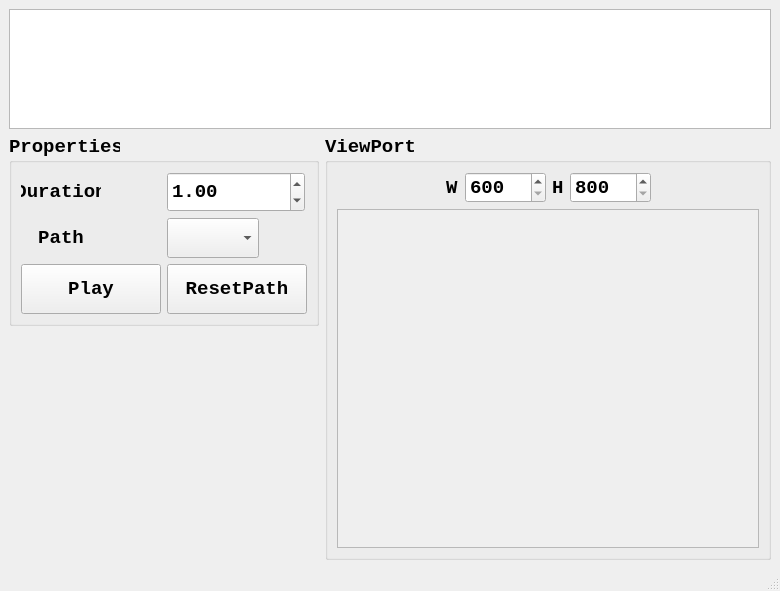
First picture: the form in mainwindow.ui, repository BIGCATDOG/AnimationPreviewer, before the edit.
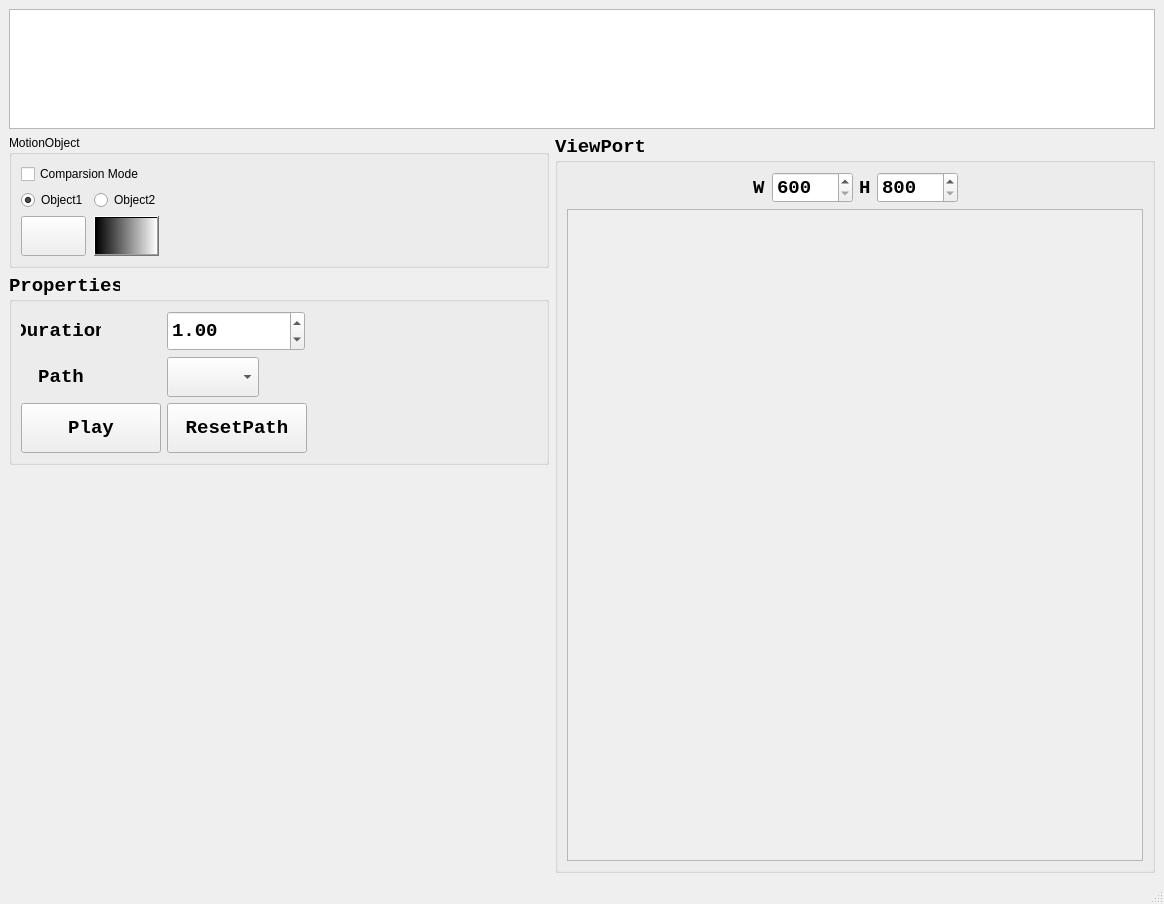
Second picture: the form after the edit. Custom widgets are drawn as their Qt base class.

Commit message: Allow user to change the surface of motion object and add the comparison mode

Diff of the .ui file:
```diff
--- a/mainwindow.ui
+++ b/mainwindow.ui
@@ -6,15 +6,15 @@
    <rect>
     <x>0</x>
     <y>0</y>
-    <width>780</width>
-    <height>591</height>
+    <width>1164</width>
+    <height>904</height>
    </rect>
   </property>
   <property name="windowTitle">
    <string>MainWindow</string>
   </property>
   <widget class="QWidget" name="centralwidget">
-   <layout class="QGridLayout" name="gridLayout_8">
+   <layout class="QGridLayout" name="gridLayout_10">
     <item row="0" column="0" colspan="2">
      <widget class="QListWidget" name="easingCurvePicker">
       <property name="minimumSize">
@@ -35,8 +35,111 @@
      </widget>
     </item>
     <item row="1" column="0">
-     <layout class="QGridLayout" name="gridLayout_7">
+     <layout class="QGridLayout" name="gridLayout_9">
       <item row="0" column="0">
+       <widget class="QGroupBox" name="groupBox_3">
+        <property name="title">
+         <string>MotionObject</string>
+        </property>
+        <layout class="QGridLayout" name="gridLayout_8">
+         <item row="0" column="0">
+          <widget class="QCheckBox" name="checkBox">
+           <property name="text">
+            <string>Comparsion Mode</string>
+           </property>
+          </widget>
+         </item>
+         <item row="1" column="0">
+          <layout class="QGridLayout" name="gridLayout_7">
+           <item row="0" column="0">
+            <widget class="QRadioButton" name="radioButton">
+             <property name="text">
+              <string>Object1</string>
+             </property>
+             <property name="checked">
+              <bool>true</bool>
+             </property>
+            </widget>
+           </item>
+           <item row="0" column="1">
+            <widget class="QRadioButton" name="radioButton_2">
+             <property name="text">
+              <string>Object2</string>
+             </property>
+            </widget>
+           </item>
+           <item row="1" column="0">
+            <widget class="QPushButton" name="pushButton_3">
+             <property name="sizePolicy">
+              <sizepolicy hsizetype="Minimum" vsizetype="Minimum">
+               <horstretch>0</horstretch>
+               <verstretch>0</verstretch>
+              </sizepolicy>
+             </property>
+             <property name="minimumSize">
+              <size>
+               <width>40</width>
+               <height>40</height>
+              </size>
+             </property>
+             <property name="maximumSize">
+              <size>
+               <width>65</width>
+               <height>16777215</height>
+              </size>
+             </property>
+             <property name="text">
+              <string/>
+             </property>
+            </widget>
+           </item>
+           <item row="1" column="1">
+            <widget class="QPushButton" name="pushButton_4">
+             <property name="sizePolicy">
+              <sizepolicy hsizetype="Minimum" vsizetype="Minimum">
+               <horstretch>0</horstretch>
+               <verstretch>0</verstretch>
+              </sizepolicy>
+             </property>
+             <property name="minimumSize">
+              <size>
+               <width>40</width>
+               <height>40</height>
+              </size>
+             </property>
+             <property name="maximumSize">
+              <size>
+               <width>65</width>
+               <height>16777215</height>
+              </size>
+             </property>
+             <property name="styleSheet">
+              <string notr="true">background-color: qlineargradient(spread:pad, x1:0, y1:0, x2:1, y2:0, stop:0 rgba(0, 0, 0, 255), stop:1 rgba(255, 255, 255, 255));</string>
+             </property>
+             <property name="text">
+              <string/>
+             </property>
+            </widget>
+           </item>
+          </layout>
+         </item>
+         <item row="1" column="1">
+          <spacer name="horizontalSpacer">
+           <property name="orientation">
+            <enum>Qt::Horizontal</enum>
+           </property>
+           <property name="sizeHint" stdset="0">
+            <size>
+             <width>371</width>
+             <height>20</height>
+            </size>
+           </property>
+          </spacer>
+         </item>
+        </layout>
+       </widget>
+      </item>
+      <item row="1" column="0">
        <widget class="QGroupBox" name="groupBox">
         <property name="minimumSize">
          <size>
@@ -232,10 +335,23 @@
            </item>
           </layout>
          </item>
+         <item row="0" column="1">
+          <spacer name="horizontalSpacer_2">
+           <property name="orientation">
+            <enum>Qt::Horizontal</enum>
+           </property>
+           <property name="sizeHint" stdset="0">
+            <size>
+             <width>217</width>
+             <height>20</height>
+            </size>
+           </property>
+          </spacer>
+         </item>
         </layout>
        </widget>
       </item>
-      <item row="1" column="0">
+      <item row="2" column="0">
        <spacer name="verticalSpacer">
         <property name="orientation">
          <enum>Qt::Vertical</enum>
@@ -258,6 +374,18 @@
         <verstretch>0</verstretch>
        </sizepolicy>
       </property>
+      <property name="minimumSize">
+       <size>
+        <width>600</width>
+        <height>0</height>
+       </size>
+      </property>
+      <property name="maximumSize">
+       <size>
+        <width>600</width>
+        <height>16777215</height>
+       </size>
+      </property>
       <property name="font">
        <font>
         <family>Consolas</family>
```
Left out of the diff: 2 changed lines with no effect on the pictures. The commit also changes 4 other files.
